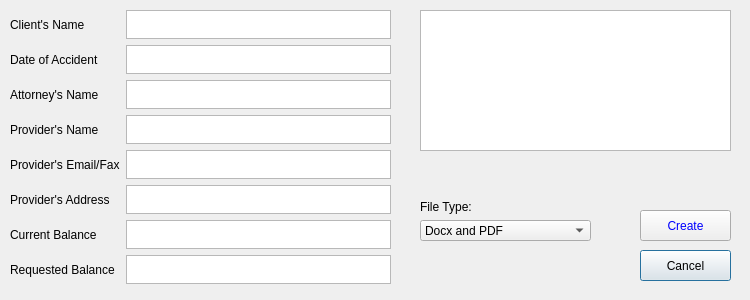
The window that gui/RR.ui (RDNelson26/DocuLegal_Project) describes before a commit, drawn with Qt 5.
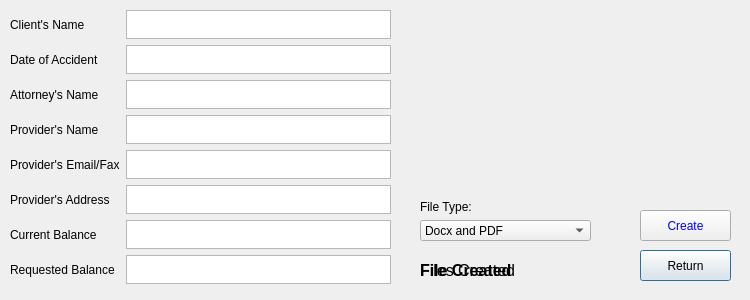
The same window after the commit. Icons and pictures are not drawn.

```diff
--- a/gui/RR.ui
+++ b/gui/RR.ui
@@ -19,16 +19,6 @@
   <property name="windowTitle">
    <string>Dialog</string>
   </property>
-  <widget class="QGraphicsView" name="graphicsView">
-   <property name="geometry">
-    <rect>
-     <x>420</x>
-     <y>10</y>
-     <width>311</width>
-     <height>141</height>
-    </rect>
-   </property>
-  </widget>
   <widget class="QWidget" name="gridLayoutWidget">
    <property name="geometry">
     <rect>
@@ -331,7 +321,7 @@
     </rect>
    </property>
    <property name="text">
-    <string>Cancel</string>
+    <string>Return</string>
    </property>
   </widget>
   <widget class="QWidget" name="verticalLayoutWidget">
@@ -388,6 +378,48 @@
     <string>Create</string>
    </property>
   </widget>
+  <widget class="QLabel" name="label_11">
+   <property name="geometry">
+    <rect>
+     <x>420</x>
+     <y>0</y>
+     <width>311</width>
+     <height>141</height>
+    </rect>
+   </property>
+   <property name="text">
+    <string/>
+   </property>
+   <property name="pixmap">
+    <pixmap>../placeholders/DashnerLogo.jpg</pixmap>
+   </property>
+  </widget>
+  <widget class="QLabel" name="label_12">
+   <property name="geometry">
+    <rect>
+     <x>420</x>
+     <y>260</y>
+     <width>101</width>
+     <height>21</height>
+    </rect>
+   </property>
+   <property name="text">
+    <string>&lt;html&gt;&lt;head/&gt;&lt;body&gt;&lt;p&gt;&lt;span style=&quot; font-size:12pt; font-weight:600;&quot;&gt;File Created&lt;/span&gt;&lt;/p&gt;&lt;/body&gt;&lt;/html&gt;</string>
+   </property>
+  </widget>
+  <widget class="QLabel" name="label_13">
+   <property name="geometry">
+    <rect>
+     <x>420</x>
+     <y>260</y>
+     <width>111</width>
+     <height>21</height>
+    </rect>
+   </property>
+   <property name="text">
+    <string>&lt;html&gt;&lt;head/&gt;&lt;body&gt;&lt;p&gt;&lt;span style=&quot; font-size:12pt;&quot;&gt;Files Created&lt;/span&gt;&lt;/p&gt;&lt;/body&gt;&lt;/html&gt;</string>
+   </property>
+  </widget>
  </widget>
  <tabstops>
   <tabstop>textEdit</tabstop>
```
Left out of the diff: 26 changed lines with no effect on the pictures.
